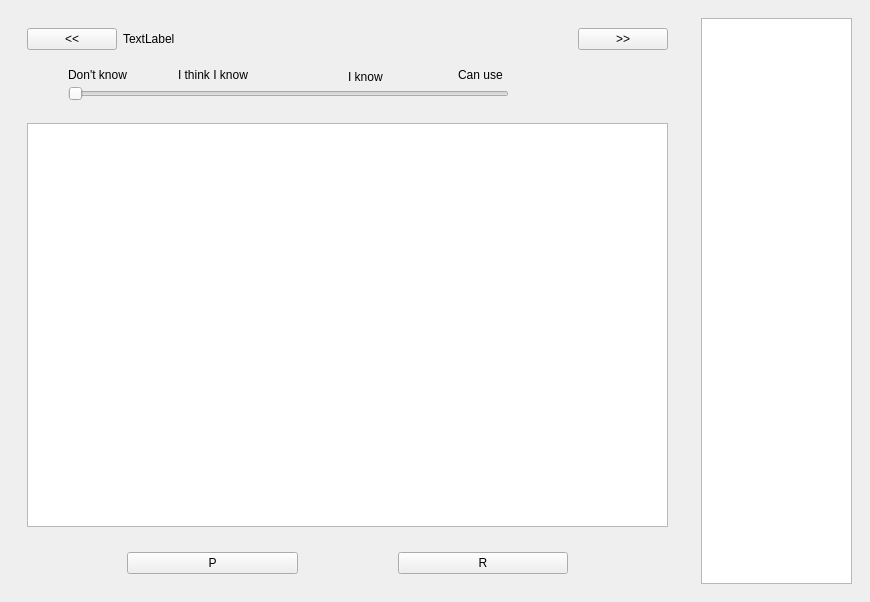
Before: the Qt Designer form mainwindow.ui in pushkarajthorat/learnword, drawn with Qt 5.
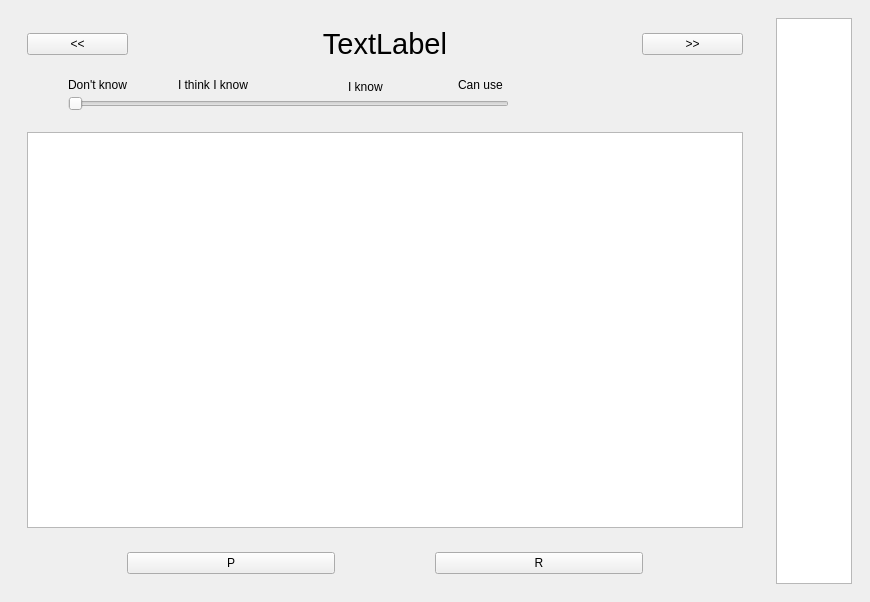
After: the same form once the commit is applied.

The edit to the form file:
```diff
--- a/mainwindow.ui
+++ b/mainwindow.ui
@@ -16,7 +16,7 @@
   <widget class="QWidget" name="centralwidget">
    <layout class="QVBoxLayout" name="verticalLayout_2">
     <item>
-     <layout class="QHBoxLayout" name="horizontalLayout" stretch="4,1">
+     <layout class="QHBoxLayout" name="horizontalLayout" stretch="8,1">
       <property name="sizeConstraint">
        <enum>QLayout::SetMinimumSize</enum>
       </property>
@@ -39,9 +39,17 @@
                 </item>
                 <item>
                  <widget class="QLabel" name="wordLabel">
+                  <property name="font">
+                   <font>
+                    <pointsize>22</pointsize>
+                   </font>
+                  </property>
                   <property name="text">
                    <string>TextLabel</string>
                   </property>
+                  <property name="alignment">
+                   <set>Qt::AlignCenter</set>
+                  </property>
                  </widget>
                 </item>
                 <item>
@@ -134,7 +142,14 @@
               <item>
                <layout class="QVBoxLayout" name="verticalLayout_4">
                 <item>
-                 <widget class="QTextEdit" name="meaningTextEdit"/>
+                 <widget class="QTextEdit" name="meaningTextEdit">
+                  <property name="font">
+                   <font>
+                    <family>Tahoma</family>
+                    <pointsize>14</pointsize>
+                   </font>
+                  </property>
+                 </widget>
                 </item>
                </layout>
               </item>
@@ -183,7 +198,13 @@
        <widget class="QWidget" name="widget" native="true">
         <layout class="QVBoxLayout" name="verticalLayout_6">
          <item>
-          <widget class="QListWidget" name="wordList"/>
+          <widget class="QListWidget" name="wordList">
+           <property name="font">
+            <font>
+             <pointsize>18</pointsize>
+            </font>
+           </property>
+          </widget>
          </item>
         </layout>
        </widget>
```
